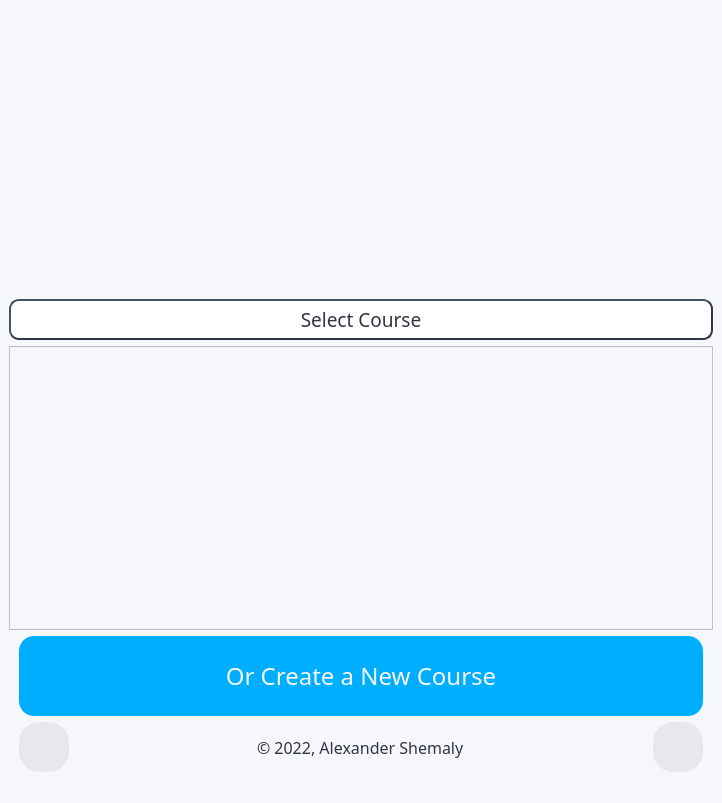
Above: gui/main.ui from AlexShem247/note-and-flashcard-maker before the change. Below: the same form after it.
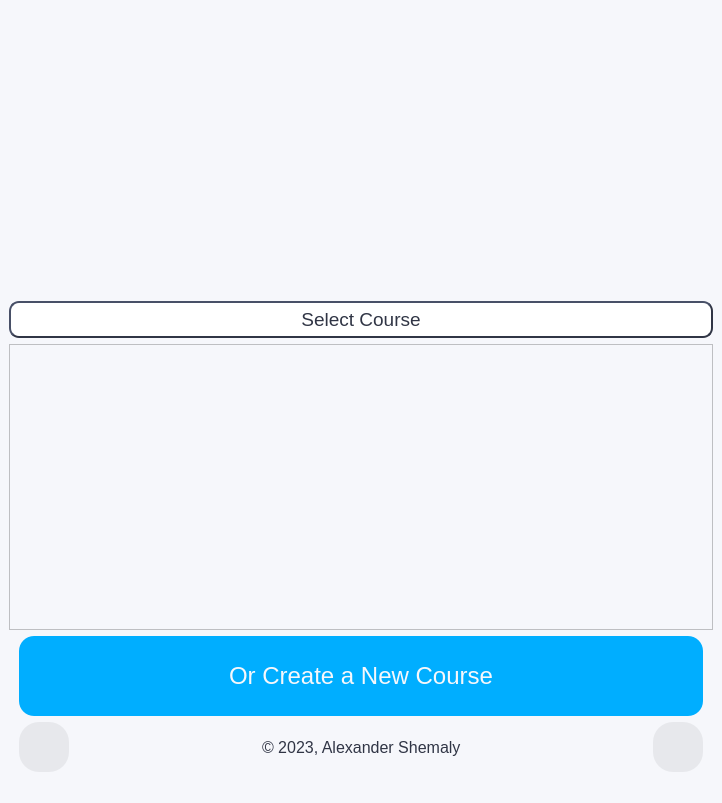
That is the form after the change.

Commit message: Changed Font to MS Shell

What changed in the file:
```diff
--- a/gui/main.ui
+++ b/gui/main.ui
@@ -55,7 +55,7 @@
        <widget class="QLabel" name="label">
         <property name="font">
          <font>
-          <family>Neue Haas Grotesk Text Pro</family>
+          <family>MS Shell Dlg 2</family>
           <pointsize>14</pointsize>
          </font>
         </property>
@@ -78,7 +78,7 @@
        <widget class="QScrollArea" name="scrollCourses">
         <property name="font">
          <font>
-          <family>Neue Haas Grotesk Text Pro</family>
+          <family>MS Shell Dlg 2</family>
           <pointsize>18</pointsize>
          </font>
         </property>
@@ -94,7 +94,7 @@
            <x>0</x>
            <y>0</y>
            <width>696</width>
-           <height>271</height>
+           <height>272</height>
           </rect>
          </property>
         </widget>
@@ -134,7 +134,7 @@
           </property>
           <property name="font">
            <font>
-            <family>Neue Haas Grotesk Text Pro</family>
+            <family>MS Shell Dlg 2</family>
             <pointsize>18</pointsize>
            </font>
           </property>
@@ -243,7 +243,7 @@
        <widget class="QLabel" name="label_2">
         <property name="font">
          <font>
-          <family>Neue Haas Grotesk Text Pro</family>
+          <family>MS Shell Dlg 2</family>
           <pointsize>12</pointsize>
          </font>
         </property>
@@ -251,7 +251,7 @@
          <string notr="true">color:rgb(48, 53, 69);</string>
         </property>
         <property name="text">
-         <string>© 2022, Alexander Shemaly</string>
+         <string>© 2023, Alexander Shemaly</string>
         </property>
        </widget>
       </item>
```
Left out of the diff: 4 changed lines with no effect on the pictures. The commit also changes 27 other files.
